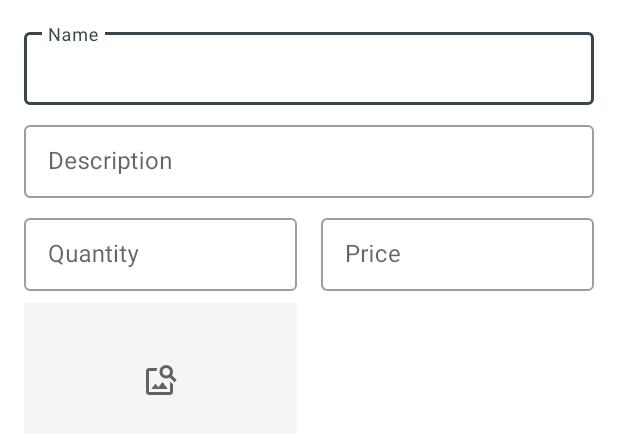
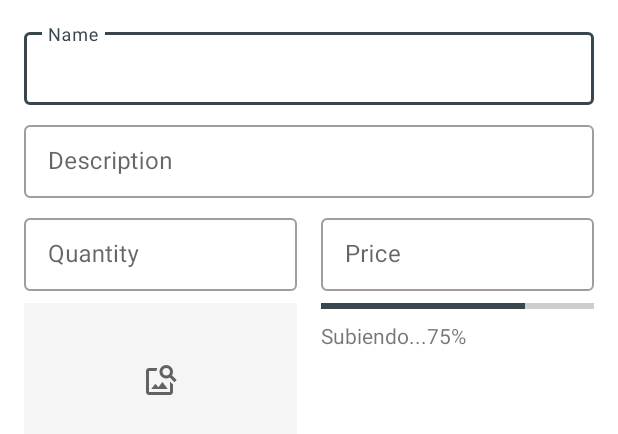
Before and after one commit to Bikcodeh/Nilo-Partner, an Android app: the layout fragment_dialog_add.xml on its own in the app's theme, with its tools: preview values and no code run, on a phone screen of 412 x 824 dp. Shown: the top 434 px of the screen. Run offline under Robolectric (Android 15) with nearby library versions, the phone set to English and light mode, and no system bars.

```diff
--- a/app/src/main/res/layout/fragment_dialog_add.xml
+++ b/app/src/main/res/layout/fragment_dialog_add.xml
@@ -3,6 +3,7 @@
     android:layout_width="match_parent"
     android:layout_height="match_parent"
     xmlns:app="http://schemas.android.com/apk/res-auto"
+    xmlns:tools="http://schemas.android.com/tools"
     android:padding="@dimen/common_padding_default">
 
     <androidx.constraintlayout.widget.Guideline
@@ -113,4 +114,27 @@
         app:layout_constraintTop_toTopOf="@id/imgProductPreview"
         app:layout_constraintBottom_toBottomOf="@id/imgProductPreview" />
 
+    <com.google.android.material.progressindicator.LinearProgressIndicator
+        android:id="@+id/progressBar"
+        android:layout_width="0dp"
+        android:layout_height="wrap_content"
+        android:visibility="gone"
+        app:layout_constraintStart_toStartOf="@id/tilPrice"
+        app:layout_constraintEnd_toEndOf="parent"
+        app:layout_constraintTop_toTopOf="@id/imgProductPreview"
+        tools:visibility="visible"
+        tools:progress="75" />
+
+    <androidx.appcompat.widget.AppCompatTextView
+        android:id="@+id/tvProgress"
+        android:layout_width="0dp"
+        android:layout_height="wrap_content"
+        android:layout_marginTop="@dimen/common_padding_min"
+        app:layout_constraintStart_toStartOf="@id/progressBar"
+        app:layout_constraintEnd_toEndOf="@id/progressBar"
+        app:layout_constraintTop_toBottomOf="@+id/progressBar"
+        tools:text="Subiendo...75%"/>
+
+
+
 </androidx.constraintlayout.widget.ConstraintLayout>
--- a/app/src/main/res/values/strings.xml
+++ b/app/src/main/res/values/strings.xml
@@ -15,4 +15,5 @@
     <string name="delete_error">Error deleting the element</string>
     <string name="update_product">Update</string>
     <string name="product_updated">Product updated!</string>
+    <string name="error_sending_image">An error has occurred uploading the image</string>
 </resources>
```
Also changed, not shown: app/src/main/java/com/bikcode/nilopartner/presentation/ui/dialog/AddDialogFragment.kt (+15 -0 lines), app/src/main/res/drawable/ic_access_time.xml (added, +13 -0 lines), app/src/main/res/drawable/ic_broken_image.xml (added, +10 -0 lines).
